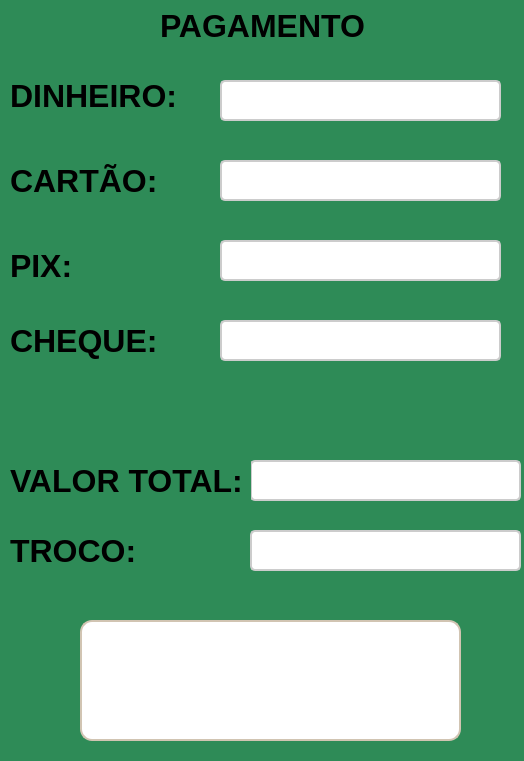
Above: frm_TelaPagamento.ui from ArielAraujo18/ErpSistema before the change. Below: the same form after it.
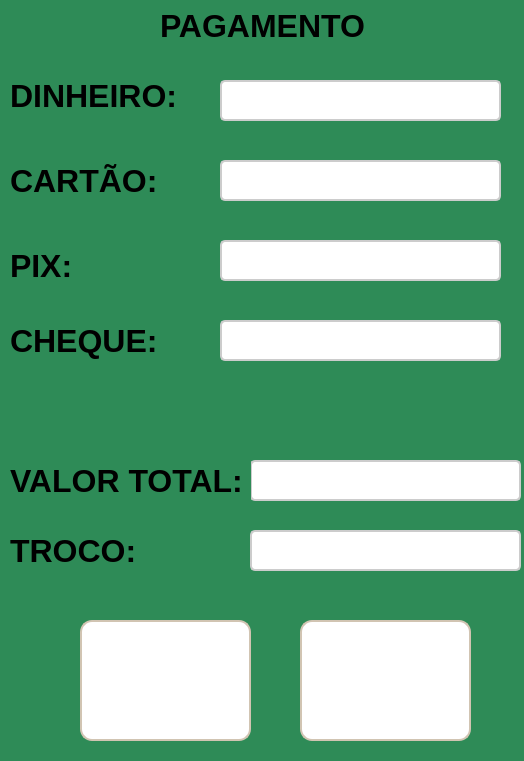
That is the form after the change. Icons and pictures are not drawn.

```diff
--- a/frm_TelaPagamento.ui
+++ b/frm_TelaPagamento.ui
@@ -336,12 +336,52 @@
     <string>TROCO:</string>
    </property>
   </widget>
-  <widget class="QPushButton" name="btn_pagamento">
+  <widget class="QPushButton" name="btn_CalcularTroco">
    <property name="geometry">
     <rect>
      <x>80</x>
      <y>620</y>
-     <width>381</width>
+     <width>171</width>
+     <height>121</height>
+    </rect>
+   </property>
+   <property name="styleSheet">
+    <string notr="true">QPushButton {
+    background-color: #ffffff; 
+    border: 2px solid #d1c4b2; 
+    border-radius: 12px; 
+    color: #5a5a5a;
+    font-size: 14px;
+    font-weight: bold;
+    padding: 10px 16px; 
+    background-image:url(:/icon_Troco/converter_resized.png);
+    background-repeat: no-repeat;
+    background-position: center;
+    transition: all 0.3s ease;
+}
+
+QPushButton:hover {
+    background-color: #f2ebe0;
+    border-color: #c4b49e;
+}
+
+QPushButton:pressed {
+    background-color: #e8dfcf;
+    border-color: #b39b8d;
+    padding-left: 12px;
+    padding-top: 4px;
+}</string>
+   </property>
+   <property name="text">
+    <string/>
+   </property>
+  </widget>
+  <widget class="QPushButton" name="btn_pagamento">
+   <property name="geometry">
+    <rect>
+     <x>300</x>
+     <y>620</y>
+     <width>171</width>
      <height>121</height>
     </rect>
    </property>
```
Left out of the diff: 1 changed line with no effect on the pictures.
